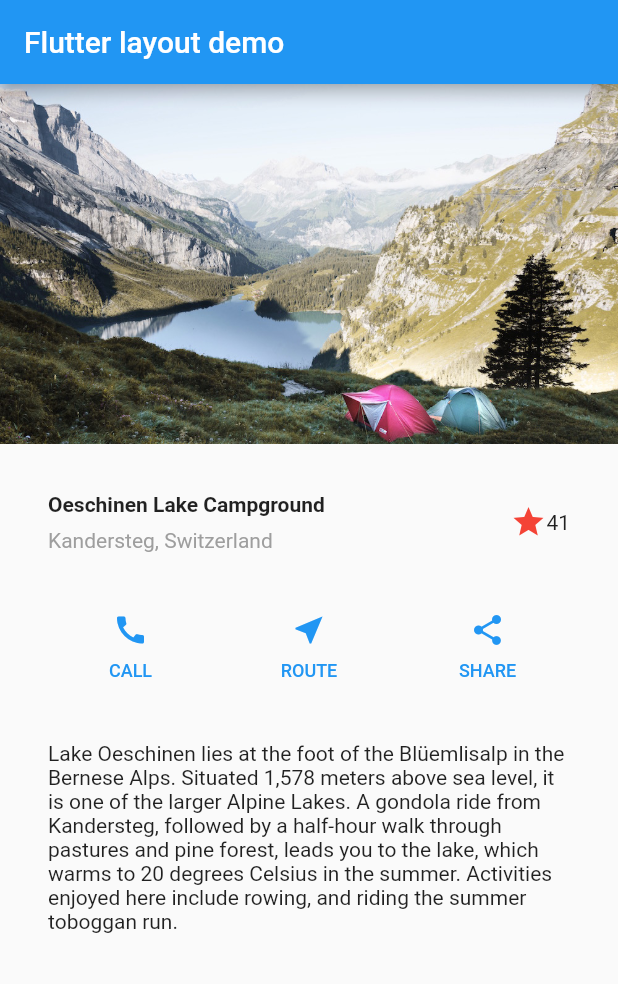
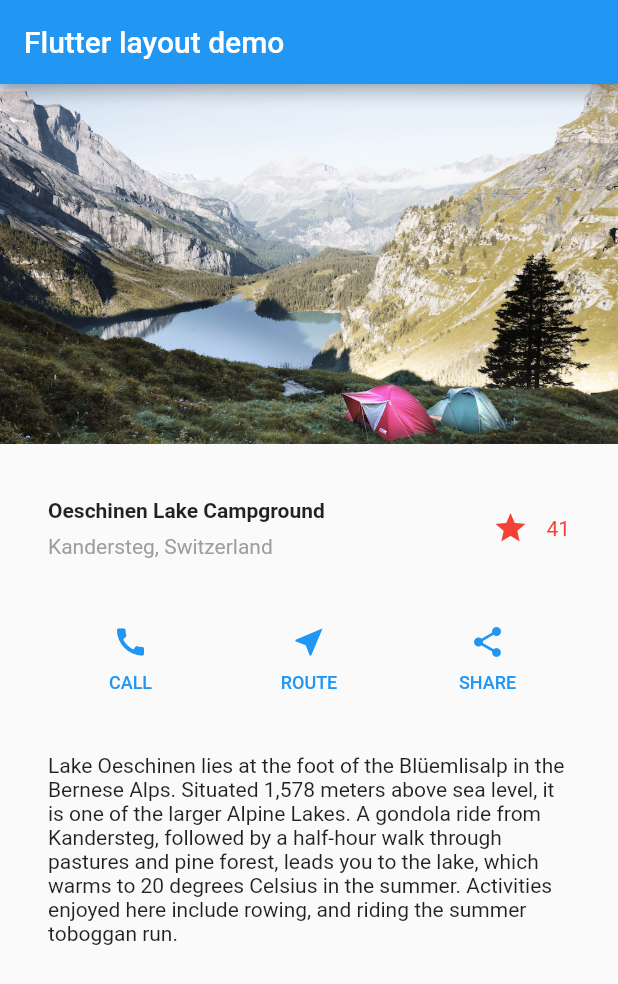
Before and after one commit to davidbailey00/layout_tutorial, a Flutter app: the screen it shows after launch, on a phone screen of 412 x 824 dp. Shown: the top 984 px of the screen. Run offline on Flutter 3.47's test engine with Material 2 defaults, Android fonts, the phone set to English and light mode, and no system bars.

Commit message:
Add interactivity to favorite button

```diff
--- a/lib/main.dart
+++ b/lib/main.dart
@@ -24,12 +24,7 @@ class MyApp extends StatelessWidget {
             ],
           ),
         ),
-        MergeSemantics(
-          child: Row(children: [
-            Icon(Icons.star, color: Colors.red[500]),
-            Text('41', semanticsLabel: '41 stars'),
-          ]),
-        ),
+        FavoriteWidget(),
       ]),
     );
 
@@ -73,8 +68,53 @@ class MyApp extends StatelessWidget {
           titleSection,
           buttonSection,
           textSection,
-        ]),
+        ], addSemanticIndexes: false),
       ),
+    );
+  }
+}
+
+class FavoriteWidget extends StatefulWidget {
+  @override
+  _FavoriteWidgetState createState() => _FavoriteWidgetState();
+}
+
+class _FavoriteWidgetState extends State<FavoriteWidget> {
+  bool _isFavorited = true;
+  int _favoriteCount = 41;
+
+  void _toggleFavorite() {
+    setState(() {
+      if (_isFavorited) {
+        _favoriteCount -= 1;
+        _isFavorited = false;
+      } else {
+        _favoriteCount += 1;
+        _isFavorited = true;
+      }
+    });
+  }
+
+  @override
+  Widget build(BuildContext context) {
+    return Row(
+      mainAxisSize: MainAxisSize.min,
+      children: [
+        IconButton(
+          icon: _isFavorited
+              ? Icon(Icons.star, semanticLabel: 'Remove from favorites')
+              : Icon(Icons.star_border, semanticLabel: 'Favorite'),
+          color: Colors.red[500],
+          onPressed: _toggleFavorite,
+        ),
+        Container(
+          child: Text(
+            '$_favoriteCount',
+            semanticsLabel: '$_favoriteCount favorites',
+            style: TextStyle(color: _isFavorited ? Colors.red[500] : null),
+          ),
+        ),
+      ],
     );
   }
 }
```
